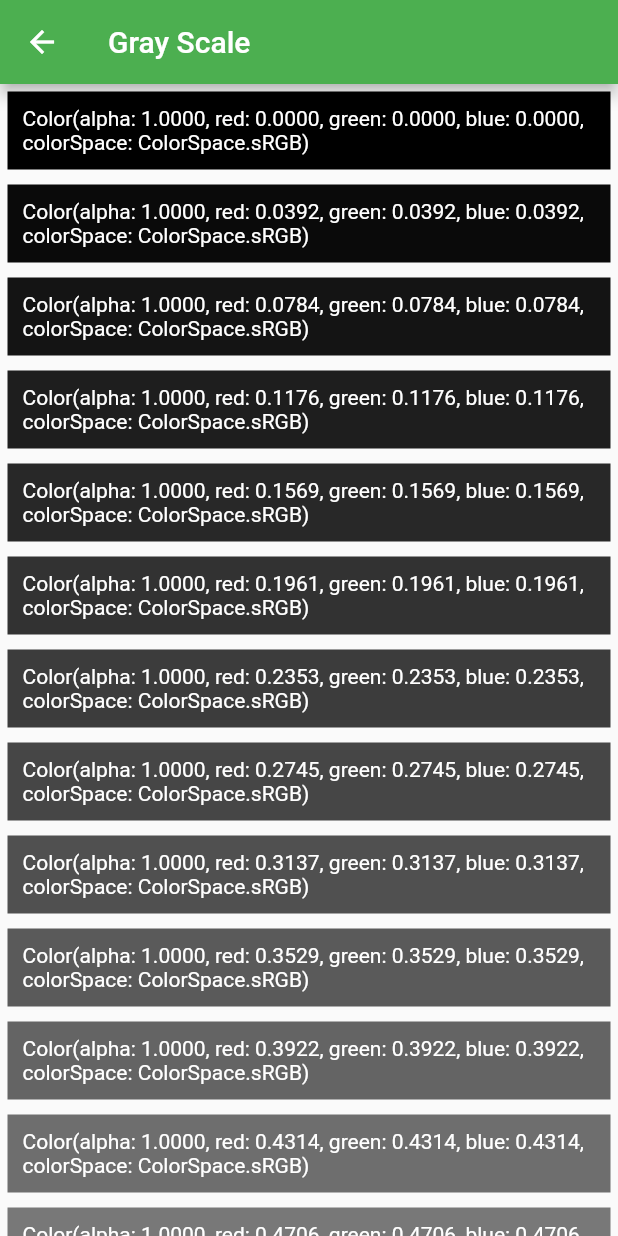
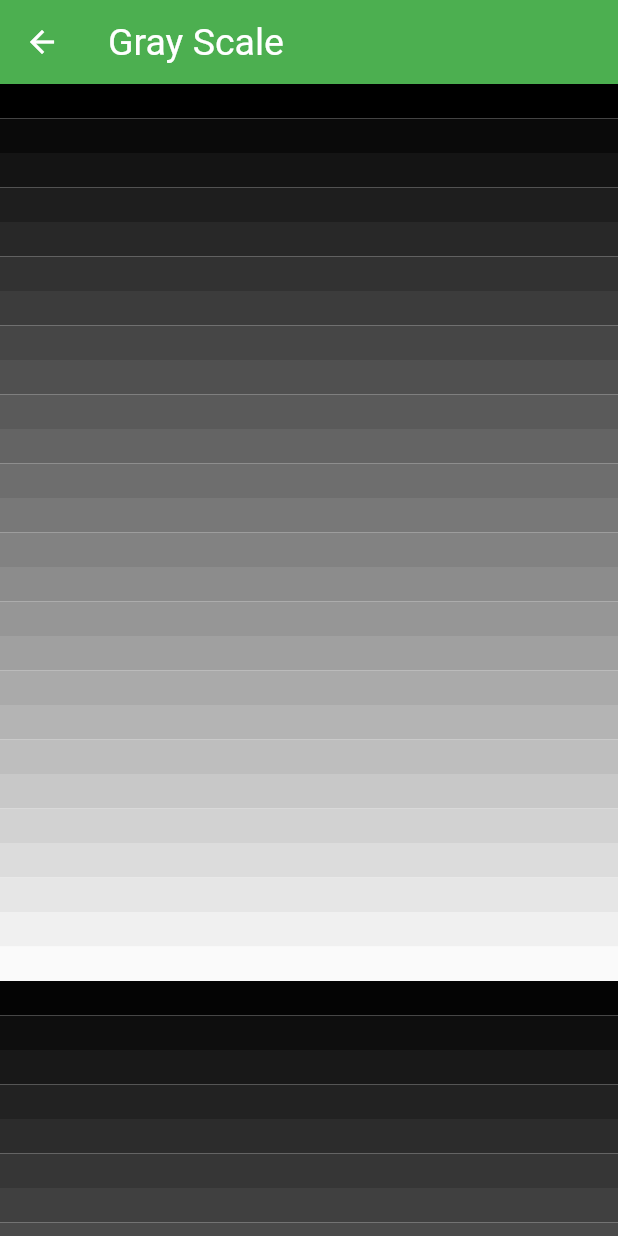
Before and after one commit to chungquantin/dart-tutorial, a Flutter app: the screen it shows after launch, after a tap on "Gray Scale", on a phone screen of 412 x 824 dp. Run offline on Flutter 3.47's test engine with Material 2 defaults, Android fonts, the phone set to English and light mode, and no system bars.

Commit message:
add a theme

```diff
--- a/hello_world/lib/main.dart
+++ b/hello_world/lib/main.dart
@@ -32,6 +32,19 @@ class MyApp extends StatelessWidget {
       title: 'Flutter Demo',
       theme: ThemeData(
         primarySwatch: Colors.green,
+        appBarTheme: AppBarTheme(
+          textTheme: TextTheme(
+            headline6: TextStyle(
+              fontSize: 25
+            ),
+          )
+        ),
+        textTheme: TextTheme(
+          bodyText2: TextStyle(
+            fontSize: 20,
+            fontFamily: "Montserrat"
+          )
+        )
       ),
       home: HomeScreen(),
       routes: {
--- a/hello_world/lib/screens/components/ImageBanner/ImageBanner.dart
+++ b/hello_world/lib/screens/components/ImageBanner/ImageBanner.dart
@@ -7,7 +7,7 @@ class ImageBanner extends StatelessWidget {
   Widget build(BuildContext context) {
     return Container(
       constraints: BoxConstraints.expand(
-        height: 200.0
+        height: 400.0
       ),
       decoration: BoxDecoration(color: Colors.grey),
       child: Image(
--- a/hello_world/lib/screens/gray_scale/gray_scale.dart
+++ b/hello_world/lib/screens/gray_scale/gray_scale.dart
@@ -7,7 +7,7 @@ class GrayScale extends StatelessWidget {
     for (var i = 0; i < 50; i++) {
       dynamic color = Color.fromRGBO(10 * i, 10 * i, 10 * i, 1);
       textSections.add(
-          TextSection(color, "$color"));
+          TextSection(color, "", "$color"));
     }
     return textSections;
   }
--- a/hello_world/lib/screens/location_detail/text_section.dart
+++ b/hello_world/lib/screens/location_detail/text_section.dart
@@ -2,20 +2,19 @@ import 'package:flutter/material.dart';
 
 class TextSection extends StatelessWidget {
   final Color color;
-  final String text;
+  final String body;
+  final String title;
 
-  TextSection(this.color, [this.text = "Hello World"]);
+  TextSection(this.color, this.body, this.title);
 
   @override
   Widget build(BuildContext context) {
     return Container(
       child: Container(
-          margin: EdgeInsets.all(5),
-          padding: EdgeInsets.all(10),
           decoration: BoxDecoration(color: this.color),
           child: Text(
-            this.text,
-            style: TextStyle(color: Colors.white),
+            this.body,
+            style: Theme.of(context).textTheme.bodyText2
           )),
     );
   }
```
Also changed, not shown: hello_world/lib/screens/location_detail/location_detail.dart (+30 -6 lines).
